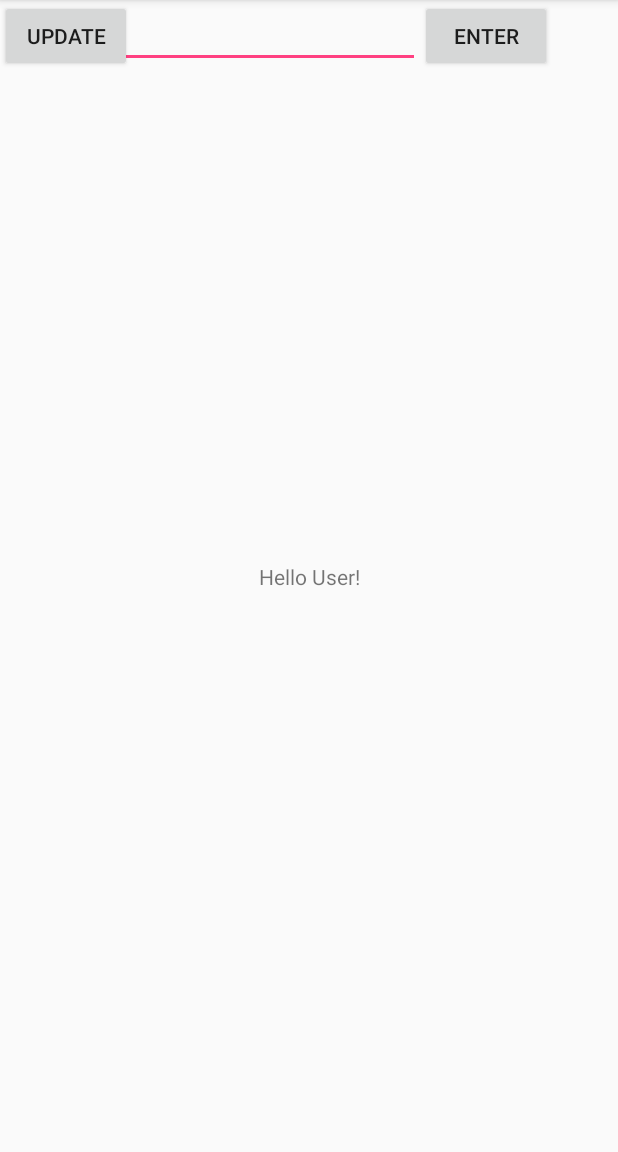
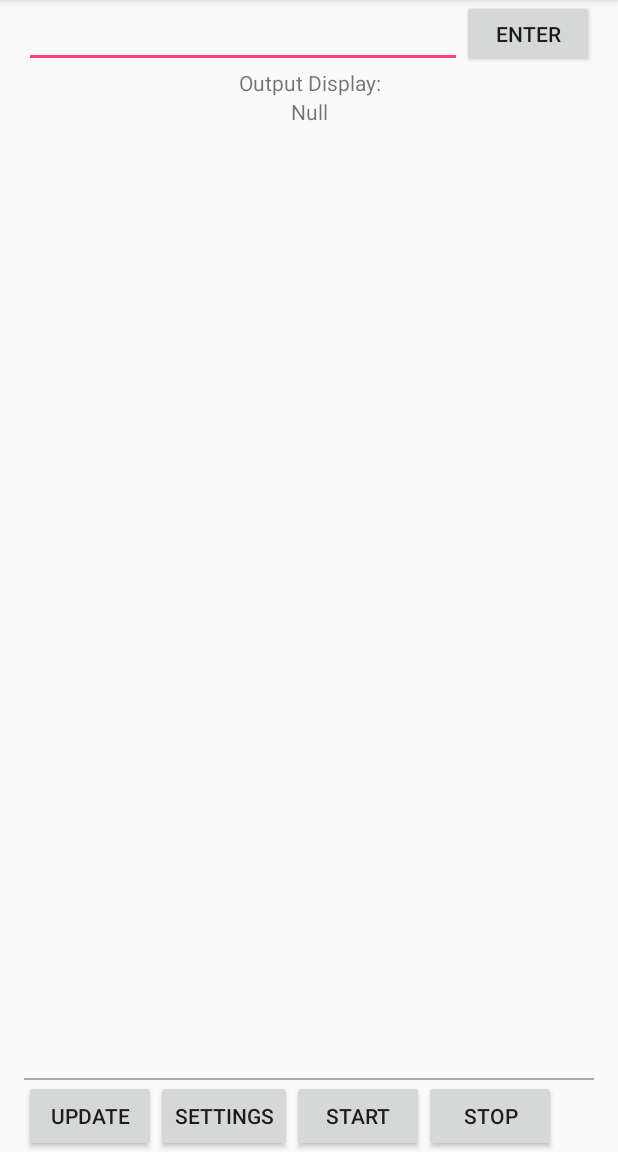
Before and after one commit to sycomix/Mycroft, an Android app: the screen it shows after launch (MainActivity), on a phone screen of 412 x 824 dp, the part 84-1236 px from its top. Run offline under Robolectric (Android 15) with nearby library versions, the phone set to English and light mode, and no system bars.

```diff
--- a/app/src/main/res/layout/activity_main.xml
+++ b/app/src/main/res/layout/activity_main.xml
@@ -1,42 +1,52 @@
 <?xml version="1.0" encoding="utf-8"?>
-<android.support.constraint.ConstraintLayout xmlns:android="http://schemas.android.com/apk/res/android"
-    xmlns:app="http://schemas.android.com/apk/res-auto"
-    xmlns:tools="http://schemas.android.com/tools"
+<LinearLayout xmlns:android="http://schemas.android.com/apk/res/android"
     android:layout_width="match_parent"
     android:layout_height="match_parent"
-    tools:context="www.mabase.tech.navcoretext.MainActivity">
-
-
-    <TextView
-        android:layout_width="wrap_content"
-        android:layout_height="wrap_content"
-        android:text="Hello User!"
-        android:id="@+id/output"
-        app:layout_constraintBottom_toBottomOf="parent"
-        app:layout_constraintLeft_toLeftOf="parent"
-        app:layout_constraintRight_toRightOf="parent"
-        app:layout_constraintTop_toTopOf="parent" />
+    android:paddingLeft="16dp"
+    android:paddingRight="16dp"
+    android:orientation="vertical"
+    android:gravity="top">
 
     <LinearLayout
-        android:layout_width="368dp"
+        android:layout_width="match_parent"
         android:layout_height="wrap_content"
-        android:orientation="horizontal"
-        tools:layout_editor_absoluteX="8dp"
-        tools:layout_editor_absoluteY="0dp">
+        android:orientation="horizontal">
 
         <EditText
-            android:id="@+id/utterance"
             android:layout_width="0dp"
             android:layout_height="wrap_content"
-            android:layout_weight="1"/>
+            android:layout_weight="1"
+            android:id="@+id/utterance"/>
 
         <Button
             android:layout_width="wrap_content"
-            android:layout_height="wrap_content"
+            android:layout_height="match_parent"
             android:text="Enter"
-            android:id="@+id/enter"
             android:onClick="submit"/>
     </LinearLayout>
+
+    <TextView
+        android:layout_width="match_parent"
+        android:layout_height="wrap_content"
+        android:textAlignment="center"
+        android:text="Output Display:"/>
+
+    <TextView
+        android:layout_width="match_parent"
+        android:layout_height="0dp"
+        android:text="Null"
+        android:textAlignment="center"
+        android:id="@+id/output"
+        android:layout_weight="1"/>
+
+    <View
+        android:layout_width="match_parent"
+        android:layout_height="1dp"
+        android:background="@android:color/darker_gray"/>
+
+    <LinearLayout
+        android:layout_width="match_parent"
+        android:layout_height="wrap_content">
 
         <Button
             android:layout_width="wrap_content"
@@ -44,4 +54,23 @@
             android:text="Update"
             android:onClick="update"/>
 
-</android.support.constraint.ConstraintLayout>
+        <Button
+            android:layout_width="wrap_content"
+            android:layout_height="wrap_content"
+            android:text="Settings"/>
+
+        <Button
+            android:layout_width="wrap_content"
+            android:layout_height="wrap_content"
+            android:text="Start"
+            android:onClick="startMycroft"/>
+
+        <Button
+            android:layout_width="wrap_content"
+            android:layout_height="wrap_content"
+            android:text="Stop"
+            android:onClick="stopMycroft"/>
+
+    </LinearLayout>
+
+</LinearLayout>
--- a/build.gradle
+++ b/build.gradle
@@ -5,7 +5,7 @@ buildscript {
         jcenter()
     }
     dependencies {
-        classpath 'com.android.tools.build:gradle:2.3.3'
+        classpath 'com.android.tools.build:gradle:3.0.1'
 
         // NOTE: Do not place your application dependencies here; they belong
         // in the individual module build.gradle files
```
Also changed, not shown: app/src/main/AndroidManifest.xml (+7 -0 lines), app/src/main/java/www/mabase/tech/mycroft/Databases/MycrofDatabaseContract.java (added, +8 -0 lines), app/src/main/java/www/mabase/tech/mycroft/Databases/MycroftDbHelper.java (added, +8 -0 lines), app/src/main/java/www/mabase/tech/mycroft/InstallReceiver.java (+27 -3 lines), app/src/main/java/www/mabase/tech/mycroft/MainActivity.java (+48 -3 lines), app/src/main/java/www/mabase/tech/mycroft/MycroftService.java (added, +52 -0 lines), app/src/main/res/drawable/assistant.xml (added, +9 -0 lines), gradle/wrapper/gradle-wrapper.properties, 1 other file. Lines whose indentation alone changed are shown as unchanged.
